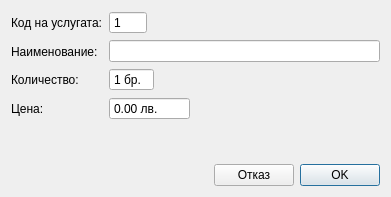
This is src/View/Widgets/BusinessOperationDialog.ui in thefinalcutbg/DinoDent as Qt 5 draws it before an edit. The edited form follows.
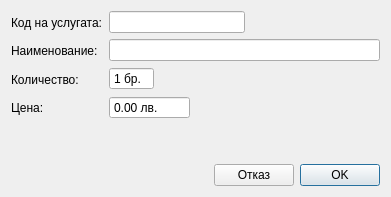
This is the edited form. Custom widgets are drawn as their Qt base class.

What changed in the file:
```diff
--- a/src/View/Widgets/BusinessOperationDialog.ui
+++ b/src/View/Widgets/BusinessOperationDialog.ui
@@ -59,17 +59,7 @@
        <item>
         <layout class="QHBoxLayout" name="horizontalLayout_3">
          <item>
-          <widget class="QSpinBox" name="codeSpinBox">
-           <property name="buttonSymbols">
-            <enum>QAbstractSpinBox::NoButtons</enum>
-           </property>
-           <property name="minimum">
-            <number>1</number>
-           </property>
-           <property name="maximum">
-            <number>9999</number>
-           </property>
-          </widget>
+          <widget class="QLineEdit" name="codeEdit"/>
          </item>
          <item>
           <spacer name="horizontalSpacer">
```
